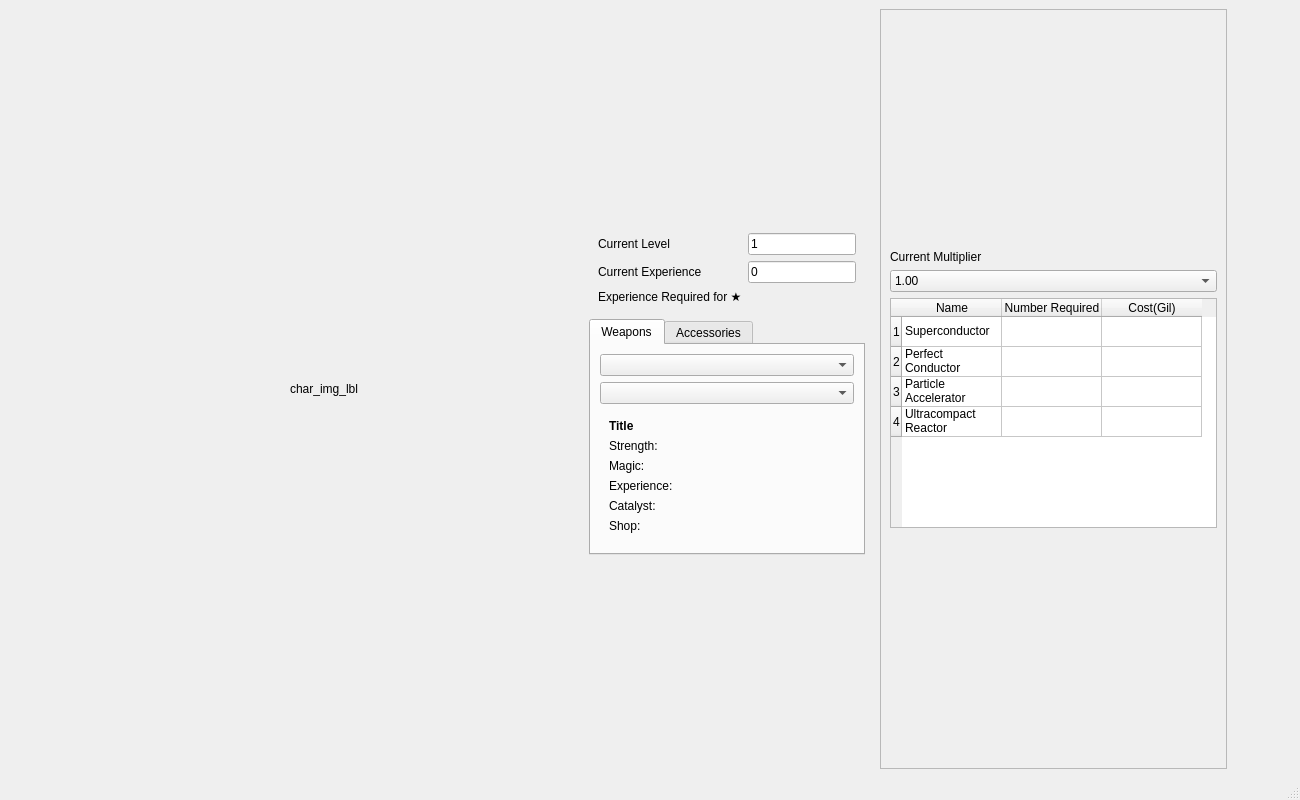
Above: gui/FF13_Calculator.ui from ouchinou/FF13_Calculator before the change. Below: the same form after it.
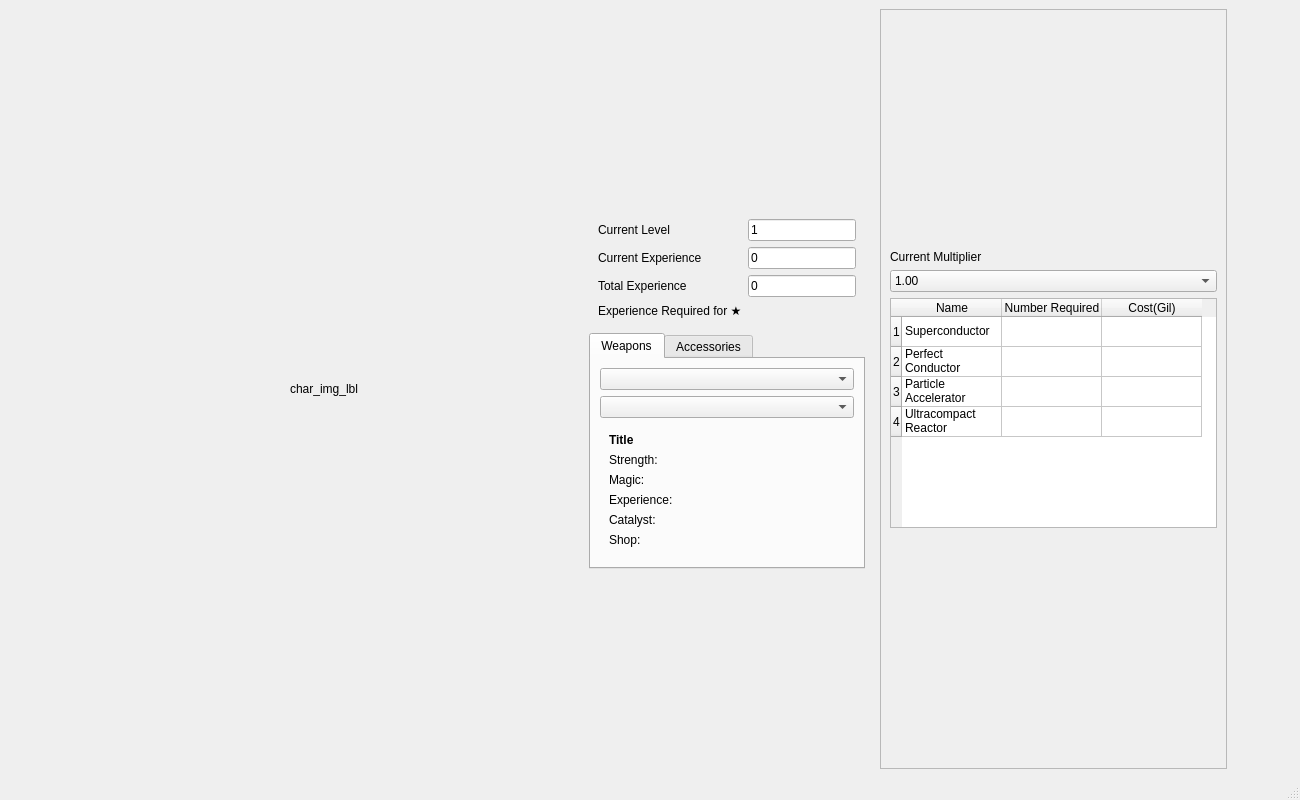
That is the form after the change. The open tabs and pages were chosen to show the change.

```diff
--- a/gui/FF13_Calculator.ui
+++ b/gui/FF13_Calculator.ui
@@ -100,14 +100,21 @@
             </property>
            </widget>
           </item>
-          <item row="2" column="0">
-           <widget class="QLabel" name="label_4">
-            <property name="text">
-             <string>Experience Required for ★</string>
-            </property>
-           </widget>
-          </item>
           <item row="2" column="1">
+           <widget class="QLineEdit" name="exp_tot_line_edit">
+            <property name="text">
+             <string>0</string>
+            </property>
+           </widget>
+          </item>
+          <item row="3" column="0">
+           <widget class="QLabel" name="exp_need_star_label">
+            <property name="text">
+             <string>Experience Required for ★</string>
+            </property>
+           </widget>
+          </item>
+          <item row="3" column="1">
            <widget class="QLabel" name="remaining_exp_label">
             <property name="text">
              <string/>
@@ -117,6 +124,13 @@
             </property>
            </widget>
           </item>
+          <item row="2" column="0">
+           <widget class="QLabel" name="exp_total_label">
+            <property name="text">
+             <string>Total Experience</string>
+            </property>
+           </widget>
+          </item>
          </layout>
         </widget>
        </item>
```
Left out of the diff: 8 changed lines with no effect on the pictures.
